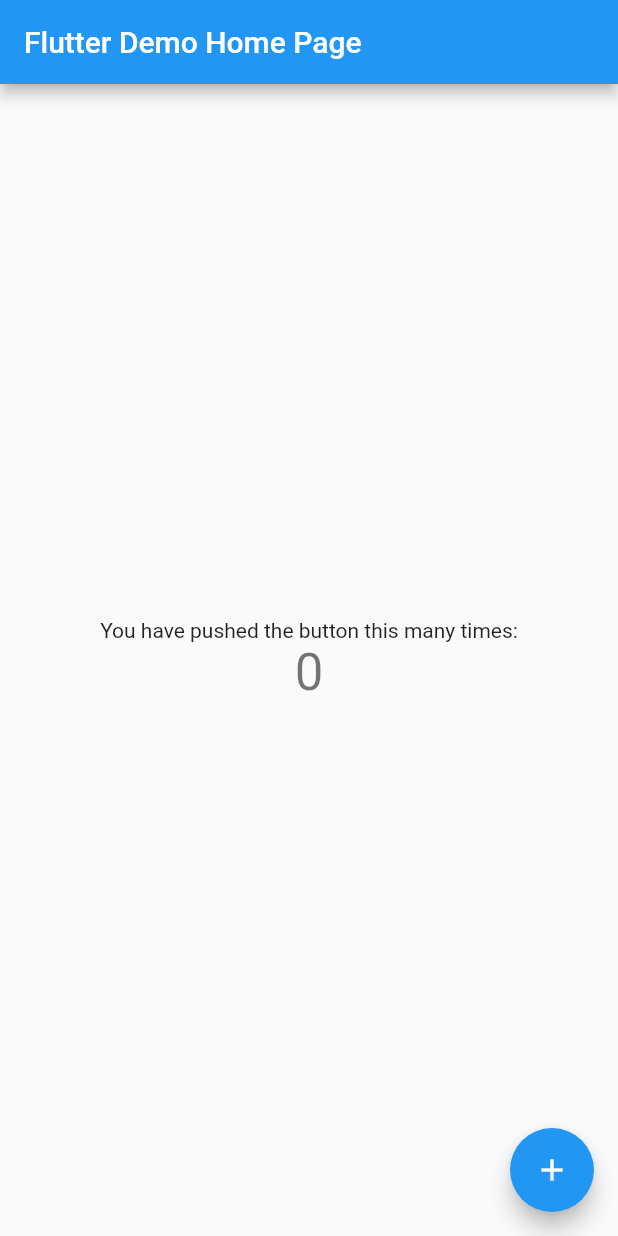
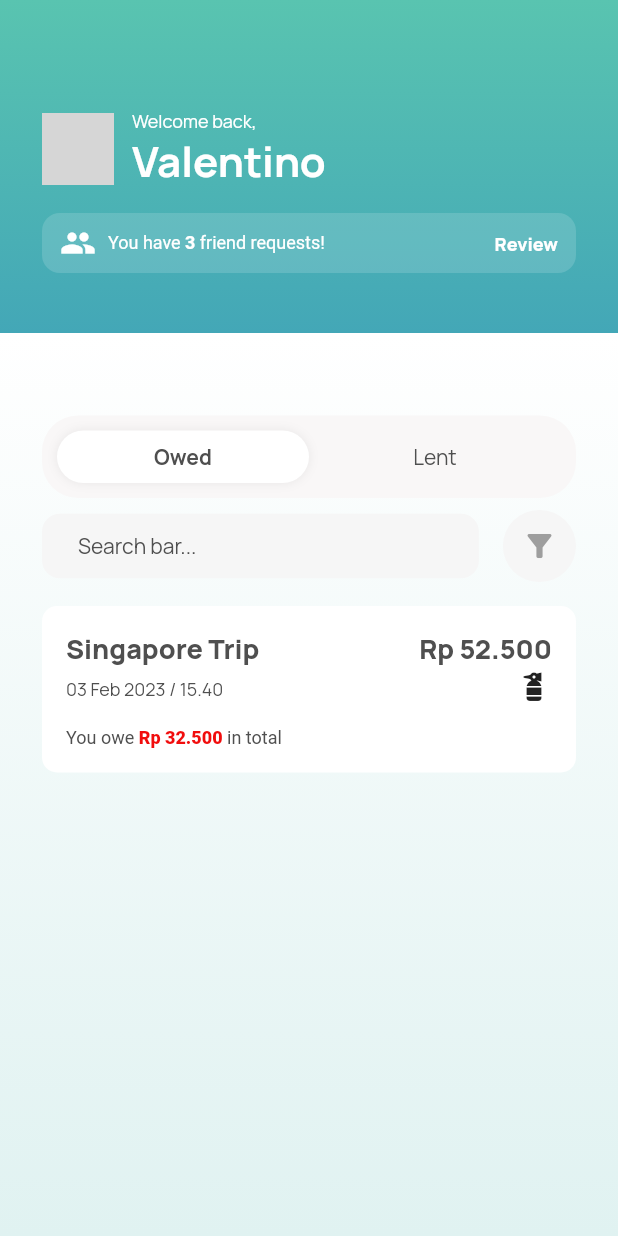
Before and after one commit to split-rex/split-rex-frontend, a Flutter app: the screen it shows after launch, on a phone screen of 412 x 824 dp. Run offline on Flutter 3.47's test engine with Material 2 defaults, Android fonts, the phone set to English and light mode, and no system bars; our stand-ins replace google_fonts; network calls fail; grey boxes are pictures that could not be loaded.

Commit message:
feat: home layout

```diff
--- a/split_rex/lib/main.dart
+++ b/split_rex/lib/main.dart
@@ -1,4 +1,6 @@
 import 'package:flutter/material.dart';
+import 'package:google_fonts/google_fonts.dart';
+import './src/features/home/screens/home.dart';
 
 void main() {
   runApp(const MyApp());
@@ -7,109 +9,20 @@ void main() {
 class MyApp extends StatelessWidget {
   const MyApp({super.key});
 
-  // This widget is the root of your application.
   @override
   Widget build(BuildContext context) {
     return MaterialApp(
       title: 'Flutter Demo',
       theme: ThemeData(
-        // This is the theme of your application.
-        //
-        // Try running your application with "flutter run". You'll see the
-        // application has a blue toolbar. Then, without quitting the app, try
-        // changing the primarySwatch below to Colors.green and then invoke
-        // "hot reload" (press "r" in the console where you ran "flutter run",
-        // or simply save your changes to "hot reload" in a Flutter IDE).
-        // Notice that the counter didn't reset back to zero; the application
-        // is not restarted.
         primarySwatch: Colors.blue,
+        textTheme: GoogleFonts.manropeTextTheme().apply(
+          bodyColor: Color(0xFF4F4F4F),
+          displayColor: Color(0xFF4F4F4F),
+        ),
       ),
-      home: const MyHomePage(title: 'Flutter Demo Home Page'),
+      home: const Scaffold(
+        body: Home()
+      ),
     );
   }
 }
-
-class MyHomePage extends StatefulWidget {
-  const MyHomePage({super.key, required this.title});
-
-  // This widget is the home page of your application. It is stateful, meaning
-  // that it has a State object (defined below) that contains fields that affect
-  // how it looks.
-
-  // This class is the configuration for the state. It holds the values (in this
-  // case the title) provided by the parent (in this case the App widget) and
-  // used by the build method of the State. Fields in a Widget subclass are
-  // always marked "final".
-
-  final String title;
-
-  @override
-  State<MyHomePage> createState() => _MyHomePageState();
-}
-
-class _MyHomePageState extends State<MyHomePage> {
-  int _counter = 0;
-
-  void _incrementCounter() {
-    setState(() {
-      // This call to setState tells the Flutter framework that something has
-      // changed in this State, which causes it to rerun the build method below
-      // so that the display can reflect the updated values. If we changed
-      // _counter without calling setState(), then the build method would not be
-      // called again, and so nothing would appear to happen.
-      _counter++;
-    });
-  }
-
-  @override
-  Widget build(BuildContext context) {
-    // This method is rerun every time setState is called, for instance as done
-    // by the _incrementCounter method above.
-    //
-    // The Flutter framework has been optimized to make rerunning build methods
-    // fast, so that you can just rebuild anything that needs updating rather
-    // than having to individually change instances of widgets.
-    return Scaffold(
-      appBar: AppBar(
-        // Here we take the value from the MyHomePage object that was created by
-        // the App.build method, and use it to set our appbar title.
-        title: Text(widget.title),
-      ),
-      body: Center(
-        // Center is a layout widget. It takes a single child and positions it
-        // in the middle of the parent.
-        child: Column(
-          // Column is also a layout widget. It takes a list of children and
-          // arranges them vertically. By default, it sizes itself to fit its
-          // children horizontally, and tries to be as tall as its parent.
-          //
-          // Invoke "debug painting" (press "p" in the console, choose the
-          // "Toggle Debug Paint" action from the Flutter Inspector in Android
-          // Studio, or the "Toggle Debug Paint" command in Visual Studio Code)
-          // to see the wireframe for each widget.
-          //
-          // Column has various properties to control how it sizes itself and
-          // how it positions its children. Here we use mainAxisAlignment to
-          // center the children vertically; the main axis here is the vertical
-          // axis because Columns are vertical (the cross axis would be
-          // horizontal).
-          mainAxisAlignment: MainAxisAlignment.center,
-          children: <Widget>[
-            const Text(
-              'You have pushed the button this many times:',
-            ),
-            Text(
-              '$_counter',
-              style: Theme.of(context).textTheme.headlineMedium,
-            ),
-          ],
-        ),
-      ),
-      floatingActionButton: FloatingActionButton(
-        onPressed: _incrementCounter,
-        tooltip: 'Increment',
-        child: const Icon(Icons.add),
-      ), // This trailing comma makes auto-formatting nicer for build methods.
-    );
-  }
-}
--- /dev/null
+++ b/split_rex/lib/src/features/home/screens/home.dart
@@ -0,0 +1,18 @@
+import 'package:flutter/material.dart';
+import '../widgets/home.dart';
+
+class Home extends StatelessWidget {
+  const Home({super.key});
+
+  @override
+  Widget build(BuildContext context) {
+    return Column(
+      children: [
+        homeHeader,
+        Expanded(child:
+          homeFooter
+        )
+      ],
+    );
+  }
+}
--- /dev/null
+++ b/split_rex/lib/src/features/home/widgets/home.dart
@@ -0,0 +1,304 @@
+import 'package:flutter/material.dart';
+
+Widget userDetail = Row(
+  children: [
+    ClipRRect(
+      borderRadius: BorderRadius.circular(24.0),
+      child:
+      Image.network(
+        height: 48,
+        width: 48,
+        fit: BoxFit.cover,
+        "https://st3.depositphotos.com/6672868/13701/v/600/depositphotos_137014128-stock-illustration-user-profile-icon.jpg"
+      ),
+    ),
+    const SizedBox(
+      width: 12
+    ),
+    Column(
+      crossAxisAlignment: CrossAxisAlignment.start,
+      children: const [
+        Text (
+          "Welcome back,",
+          style: TextStyle(
+            fontWeight: FontWeight.w400,
+            color: Colors.white,
+            fontSize: 12,
+          ),
+        ),
+        Text(
+          "Valentino",
+          style: TextStyle(
+            fontWeight: FontWeight.w700,
+            fontSize: 28,
+            color: Colors.white,
+          ),
+        )
+      ]
+    ),
+  ],
+);
+
+Widget friendRequest = Container(
+  width: double.infinity,
+  padding: const EdgeInsets.symmetric(horizontal: 12.0, vertical: 8.0),
+  decoration: const BoxDecoration(
+    color: Color(0X25FFFFFF),
+    borderRadius: BorderRadius.all(Radius.circular(12.0)),
+  ),
+  child: Row(
+    crossAxisAlignment: CrossAxisAlignment.center,
+    children: [
+      Expanded(
+        flex: 7,
+        child: Row(children: [
+          const Icon(
+            Icons.group,
+            color: Colors.white,
+          ),
+          const SizedBox(
+            width: 8.0
+          ),
+          RichText(
+            text: const TextSpan(
+              style: TextStyle(
+                color: Colors.white,
+                fontSize: 12,
+                fontWeight: FontWeight.w400
+              ),
+              children: [
+                TextSpan(text: "You have "),
+                TextSpan(text: "3", style: TextStyle(fontWeight: FontWeight.w700)),
+                TextSpan(text: " friend requests!"),
+              ]
+            ),
+          ),
+        ],)
+      ),
+      const Expanded(
+        flex: 3,
+        child:
+        Text(
+          "Review",
+          textAlign: TextAlign.end,
+          style: TextStyle(
+            fontSize: 12,
+            color: Colors.white,
+            fontWeight: FontWeight.w800,
+          )
+        )
+      )
+    ]
+  )
+);
+
+Widget homeHeader = Container(
+  decoration: const BoxDecoration(
+    gradient: LinearGradient(
+      colors: [
+        Color(0xFF59C4B0),
+        Color(0XFF43A7B7),
+      ],
+      begin: Alignment.topCenter,
+      end: Alignment.bottomCenter,
+    )
+  ),
+  padding: const EdgeInsets.only(top: 72.0, right: 28.0, left: 28.0, bottom: 40.0),
+  child:
+  Column(
+    children: [
+      userDetail,
+      const SizedBox(
+        height: 16
+      ),
+      friendRequest
+    ]
+  )
+);
+
+
+
+
+
+
+
+
+Widget homeFooter = Container(
+  width: double.infinity,
+  decoration: const BoxDecoration(
+    gradient: LinearGradient(
+      colors: [
+        Color(0xFFFFFFFF),
+        Color(0XFFE0F2F1),
+      ],
+      begin: Alignment.topCenter,
+      end: Alignment.bottomCenter,
+    )
+  ),
+  child: Container(
+    margin: const EdgeInsets.only(top: 55.0, left: 28.0, right: 28.0),
+    child: Column(children: [
+      Container(
+        decoration: const BoxDecoration(
+          color: Color(0XFFF9F7F7),
+          borderRadius: const BorderRadius.all(Radius.circular(24.0)),
+        ),
+        padding: const EdgeInsets.all(10.0),
+        child: Row(children: [
+          Expanded(
+            flex: 5,
+            child: Container(
+              // color: Colors.white,
+              alignment: Alignment.center,
+              padding: const EdgeInsets.all(8.0),
+              decoration: BoxDecoration(
+                borderRadius: const BorderRadius.all(Radius.circular(24.0)),
+                color: Colors.white,
+                boxShadow: [
+                  BoxShadow(
+                    color: Color(0XFF4F4F4F).withOpacity(0.1),
+                    spreadRadius: 0.0,
+                    blurRadius: 5.0,
+                    offset: Offset.zero
+                  ),
+                ],
+              ),
+              child: const Text(
+                "Owed",
+                style: TextStyle(
+                  fontWeight: FontWeight.w700
+                ),
+              ),
+            ),
+          ),
+          Expanded(
+            flex: 5,
+            child: Container(
+              // color: Colors.white,
+              alignment: Alignment.center,
+              padding: const EdgeInsets.all(8.0),
+              decoration: const BoxDecoration(
+                borderRadius: const BorderRadius.all(Radius.circular(24.0)),
+                // color: Colors.white,
+                // boxShadow: [
+                //   BoxShadow(
+                //     color: Color(0XFF4F4F4F).withOpacity(0.1),
+                //     spreadRadius: 0.0,
+                //     blurRadius: 5.0,
+                //     offset: Offset.zero
+                //   ),
+                // ],
+              ),
+              child: const Text(
+                "Lent",
+                style: TextStyle(
+                  fontWeight: FontWeight.w400
+                ),
+              ),
+            ),
+          ),
+        ]),
+        ),
+        Container(
+          margin: const EdgeInsets.symmetric(vertical: 8.0),
+          alignment: Alignment.centerLeft,
+          child: Row(children: [
+            Expanded(
+              flex: 9,
+              child: Container(
+                decoration: const BoxDecoration(
+                  color: Color.fromARGB(255, 246, 246, 246),
+                  borderRadius: BorderRadius.all(Radius.circular(12.0)),
+                ),
+                padding: const EdgeInsets.symmetric(vertical:12.0, horizontal: 24.0),
+                child: const Text(
+                  "Search bar...",
+                ),
+              )
+            ),
+            Expanded(
+              flex: 2,
+              child: Container(
+                alignment: Alignment.center,
+                margin: EdgeInsets.only(left: 16.0),
+                decoration: const BoxDecoration(
+                  color: Color.fromARGB(255, 246, 246, 246),
+                  borderRadius: const BorderRadius.all(Radius.circular(24.0)),
+                ),
+                padding: const EdgeInsets.all(12.0),
+                child: Icon(Icons.filter_alt, color: Colors.grey)
+              )
+            ),
+          ],)
+        ),
+        Container(
+          margin: const EdgeInsets.symmetric(vertical: 8.0),
+          padding: const EdgeInsets.all(16.0),
+          decoration: const BoxDecoration(
+            color: Colors.white,
+            borderRadius: BorderRadius.all(Radius.circular(10.0)),
+          ),
+          child:
+            Row(
+              mainAxisAlignment: MainAxisAlignment.spaceBetween,
+              crossAxisAlignment: CrossAxisAlignment.start,
+              children: [
+              Column(
+                crossAxisAlignment: CrossAxisAlignment.start,
+                children: [
+                const Text(
+                  "Singapore Trip",
+                  style: TextStyle(
+                    fontWeight: FontWeight.w800,
+                    fontSize: 18,
+                  ),
+                ),
+                const SizedBox(height: 6.0),
+                const Text(
+                  "03 Feb 2023 / 15.40",
+                  style: TextStyle(
+                    fontSize: 12,
+                    fontWeight: FontWeight.w400,
+                  ),
+                ),
+                const SizedBox(height: 18.0),
+                RichText(
+                  text: const TextSpan(
+                    style: TextStyle(
+                      fontSize: 12,
+                      color: Color(0XFF4f4f4f),
+                      fontWeight: FontWeight.w400
+                    ),
+                    children: [
+                      TextSpan(text: "You owe "),
+                      TextSpan(
+                        text: "Rp 32.500",
+                        style: TextStyle(
+                            color: Color(0XFFF10D0D),
+                            fontWeight: FontWeight.w800,
+                          )
+                      ),
+                      TextSpan(text: " in total"),
+                    ]
+                  ),
+                ),
+              ]),
+              Column(
+                crossAxisAlignment: CrossAxisAlignment.end,
+                children: const [
+                  Text(
+                    "Rp 52.500",
+                    style: TextStyle(
+                      fontWeight: FontWeight.w900,
+                      fontSize: 18,
+                    ),
+                  ),
+                  Icon(Icons.fire_extinguisher)
+              ]),
+            ]
+          )
+        )
+      ],
+    ),
+  )
+);
--- a/split_rex/pubspec.yaml
+++ b/split_rex/pubspec.yaml
@@ -31,10 +31,12 @@ dependencies:
   flutter:
     sdk: flutter
 
+  provider: ^6.0.0
 
   # The following adds the Cupertino Icons font to your application.
   # Use with the CupertinoIcons class for iOS style icons.
   cupertino_icons: ^1.0.2
+  google_fonts: ^4.0.3
 
 dev_dependencies:
   flutter_test:
```
